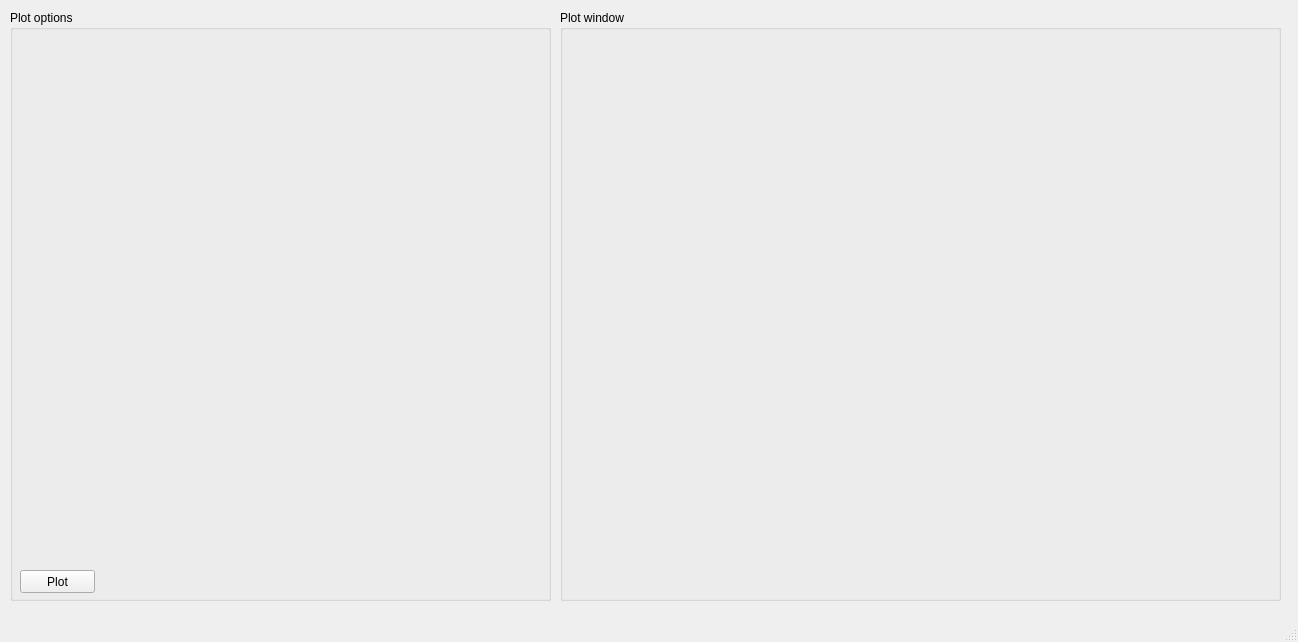
Above: python/gui/plot_options.ui from fusion-flap/nti-wavelet-tools before the change. Below: the same form after it.
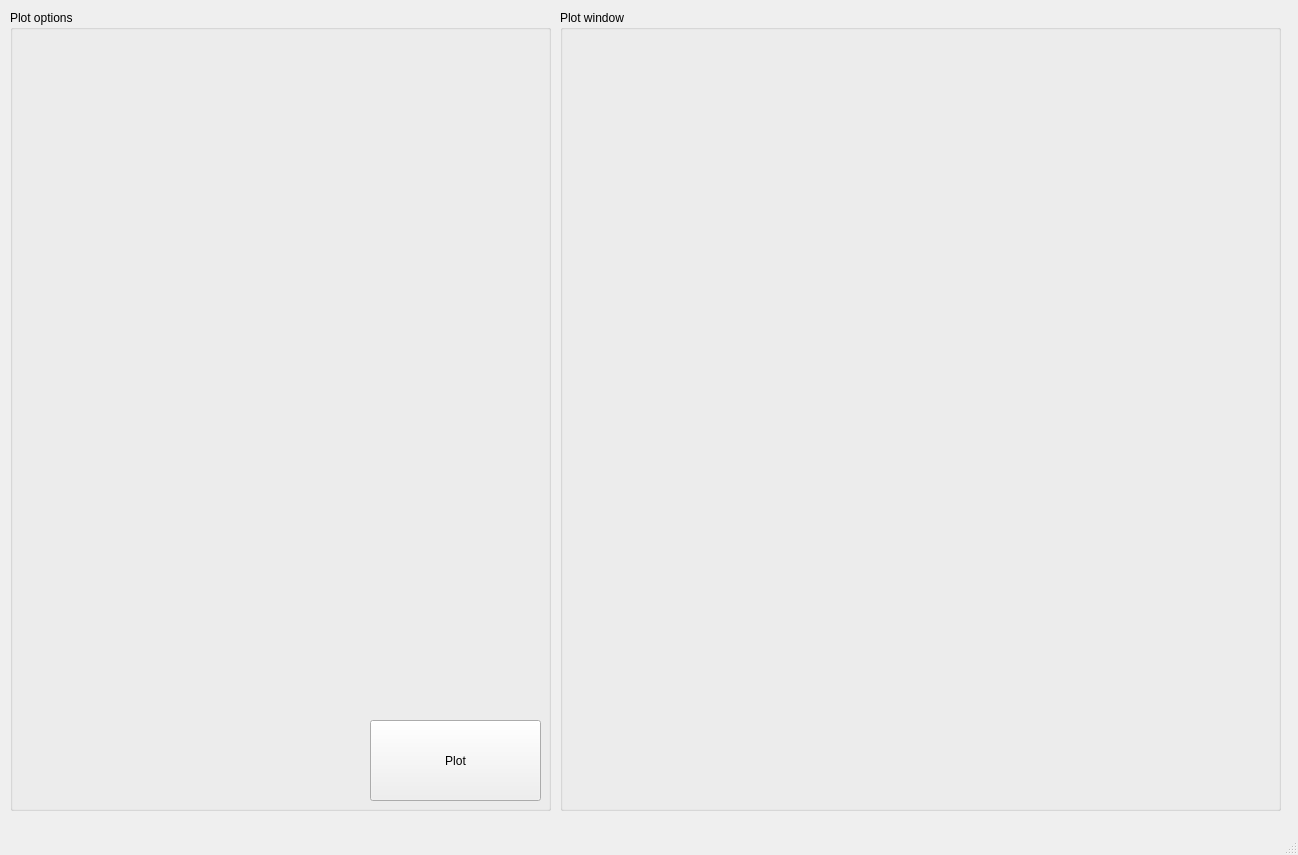
That is the form after the change.

Patch:
```diff
--- a/python/gui/plot_options.ui
+++ b/python/gui/plot_options.ui
@@ -7,7 +7,7 @@
     <x>0</x>
     <y>0</y>
     <width>1298</width>
-    <height>642</height>
+    <height>855</height>
    </rect>
   </property>
   <property name="windowTitle">
@@ -20,7 +20,7 @@
       <x>10</x>
       <y>10</y>
       <width>541</width>
-      <height>591</height>
+      <height>801</height>
      </rect>
     </property>
     <property name="title">
@@ -29,10 +29,10 @@
     <widget class="QPushButton" name="pushButton">
      <property name="geometry">
       <rect>
-       <x>10</x>
-       <y>560</y>
-       <width>75</width>
-       <height>23</height>
+       <x>360</x>
+       <y>710</y>
+       <width>171</width>
+       <height>81</height>
       </rect>
      </property>
      <property name="text">
@@ -46,7 +46,7 @@
       <x>560</x>
       <y>10</y>
       <width>721</width>
-      <height>591</height>
+      <height>801</height>
      </rect>
     </property>
     <property name="title">
@@ -58,7 +58,7 @@
        <x>10</x>
        <y>20</y>
        <width>701</width>
-       <height>561</height>
+       <height>771</height>
       </rect>
      </property>
      <layout class="QVBoxLayout" name="quickPlotLayout"/>
```
